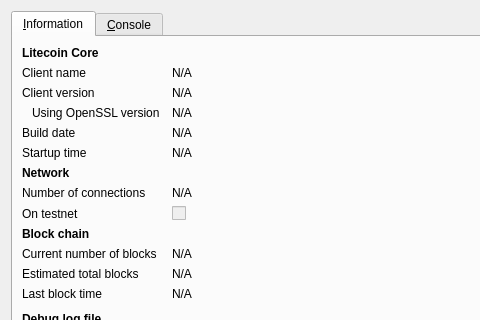
Before: the Qt Designer form src/qt/forms/rpcconsole.ui in Eternity-Soap/gatorcoin, drawn with Qt 5; both pictures show x 0 to 480 and y 0 to 320 of the 740 by 450 pixel window.
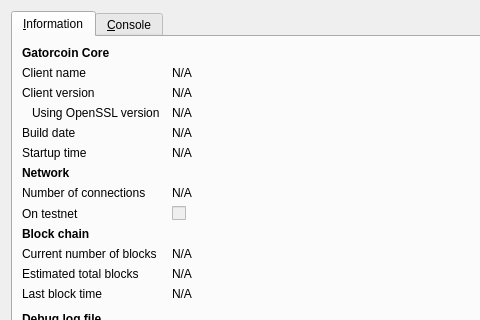
After: the same form once the commit is applied. Icons and pictures are not drawn.

Patch:
```diff
--- a/src/qt/forms/rpcconsole.ui
+++ b/src/qt/forms/rpcconsole.ui
@@ -36,7 +36,7 @@
           </font>
          </property>
          <property name="text">
-          <string>Litecoin Core</string>
+          <string>Gatorcoin Core</string>
          </property>
         </widget>
        </item>
```
Left out of the diff: 6 changed lines with no effect on the pictures.
